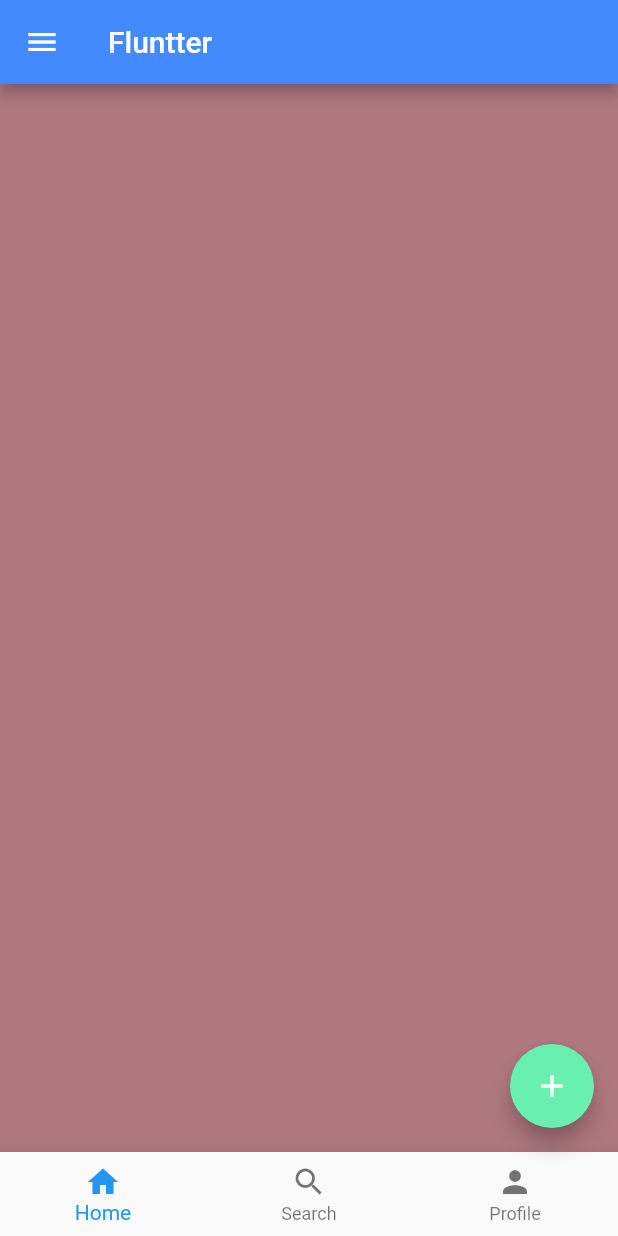
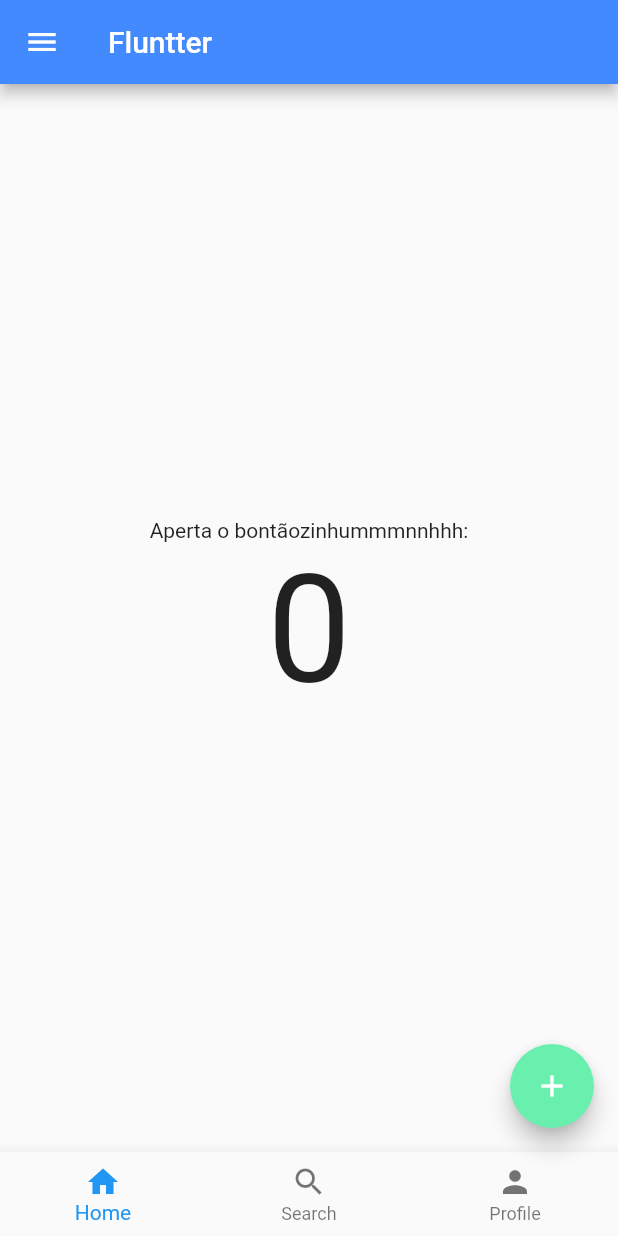
Before and after one commit to jeffersonjpr/FIreship-Flutter-Basic-Training, a Flutter app: the screen it shows after launch, on a phone screen of 412 x 824 dp. Run offline on Flutter 3.47's test engine with Material 2 defaults, Android fonts, the phone set to English and light mode, and no system bars.

Commit message:
botãozinhommmmnnhh

```diff
--- a/lib/main.dart
+++ b/lib/main.dart
@@ -6,9 +6,15 @@ void main() {
   runApp(MyApp());
 }
 
-class MyApp extends StatelessWidget {
+class MyApp extends StatefulWidget {
   const MyApp({Key? key}) : super(key: key);
 
+  @override
+  State<MyApp> createState() => _MyAppState();
+}
+
+class _MyAppState extends State<MyApp> {
+  int count = 0;
   @override
   Widget build(BuildContext context) {
     return MaterialApp(
@@ -17,20 +23,29 @@ class MyApp extends StatelessWidget {
           backgroundColor: Colors.blueAccent,
           title: Text('Fluntter'),
         ),
-        body: ListView.builder(
-          itemBuilder: (context, index) {
-            return Container(
-              color: randomColor(),
-              width: 500,
-              height: 500,
-            );
-          },
+        body: Center(
+          child: Column(
+            mainAxisAlignment: MainAxisAlignment.center,
+            children: [
+              Text(
+                'Aperta o bontãozinhummmnnhhh:',
+              ),
+              Text(
+                '$count',
+                style: const TextStyle(fontSize: 100),
+              ),
+            ],
+          ),
         ),
         floatingActionButton: FloatingActionButton(
           backgroundColor: Colors.greenAccent,
           child: const Icon(Icons.add),
           onPressed: () {
-            print('Hello World');
+            setState(
+              () {
+                count++;
+              },
+            );
           },
         ),
         bottomNavigationBar: BottomNavigationBar(
```
Also changed, not shown: 1 other file.
